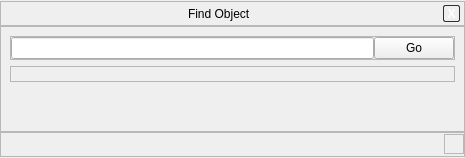
Qt form src/gui/searchDialogGui.ui (519984307/stellarium_src) before a commit.
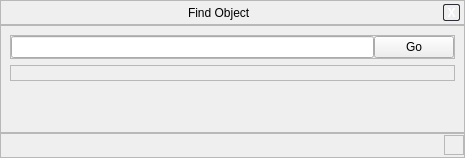
The same form after that commit. Custom widgets are drawn as their Qt base class.

```diff
--- a/src/gui/searchDialogGui.ui
+++ b/src/gui/searchDialogGui.ui
@@ -16,18 +16,9 @@
    <property name="spacing" >
     <number>0</number>
    </property>
-   <property name="leftMargin" >
+   <property name="margin" >
     <number>0</number>
    </property>
-   <property name="topMargin" >
-    <number>1</number>
-   </property>
-   <property name="rightMargin" >
-    <number>0</number>
-   </property>
-   <property name="bottomMargin" >
-    <number>1</number>
-   </property>
    <item>
     <widget class="BarFrame" name="TimeBar" >
      <property name="minimumSize" >
```
Left out of the diff: 43 changed lines with no effect on the pictures.
